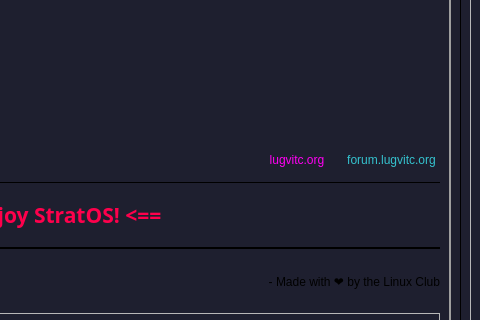
Qt form src/ui/TokyoNight-Dark/welcomeScreen.ui (StratOS-Linux/stratOS-maneki-neko) before a commit; both pictures show x 493 to 973 and y 221 to 541 of the 973 by 731 pixel window.
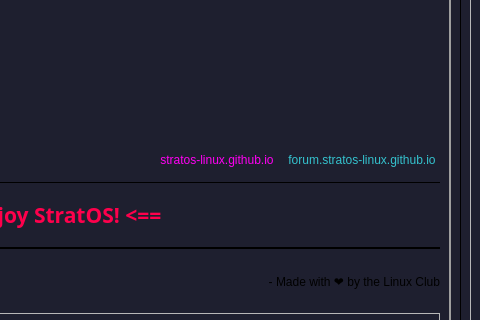
The same form after that commit. The open tabs and pages were chosen to show the change. Icons and pictures are not drawn.

What changed in the file:
```diff
--- a/src/ui/TokyoNight-Dark/welcomeScreen.ui
+++ b/src/ui/TokyoNight-Dark/welcomeScreen.ui
@@ -580,7 +580,7 @@
 color: rgb(255, 0, 243);</string>
                     </property>
                     <property name="text">
-                     <string>lugvitc.org</string>
+                     <string>stratos-linux.github.io</string>
                     </property>
                     <property name="flat">
                      <bool>true</bool>
@@ -594,7 +594,7 @@
 color: rgb(52, 194, 206);</string>
                     </property>
                     <property name="text">
-                     <string>forum.lugvitc.org</string>
+                     <string>forum.stratos-linux.github.io</string>
                     </property>
                     <property name="flat">
                      <bool>true</bool>
```
Left out of the diff: 2 changed lines with no effect on the pictures.
